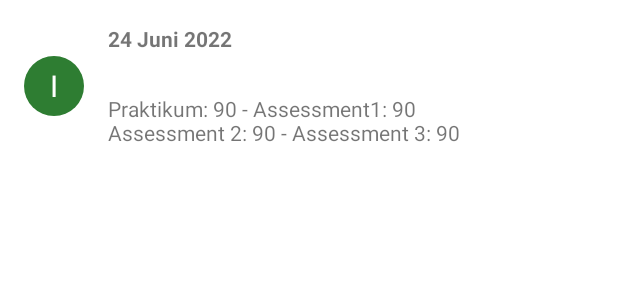
After one commit to Akmalnataku/Assessment-2-Mobpro, an Android app: the layout item_histori.xml on its own in the app's theme, with its tools: preview values and no code run, on a phone screen of 412 x 824 dp. The commit adds this screen. Shown: the top 300 px of the screen. Run offline under Robolectric (Android 15) with nearby library versions, the phone set to English and light mode, and no system bars; Roboto replaces fonts that are not available here.

Commit message:
Menampilkan data dalam bentuk list

```diff
--- /dev/null
+++ b/app/src/main/res/drawable/circle_background.xml
@@ -0,0 +1,10 @@
+<?xml version="1.0" encoding="utf-8"?>
+<shape xmlns:android="http://schemas.android.com/apk/res/android"
+    android:shape="oval">
+    <solid android:color="@color/aa" />
+    <size
+        android:width="36dp"
+        android:height="36dp" />
+    <corners android:radius="18dp" />
+
+</shape>
--- /dev/null
+++ b/app/src/main/res/layout/item_histori.xml
@@ -0,0 +1,55 @@
+<?xml version="1.0" encoding="utf-8"?>
+<androidx.constraintlayout.widget.ConstraintLayout xmlns:android="http://schemas.android.com/apk/res/android"
+    xmlns:app="http://schemas.android.com/apk/res-auto"
+    xmlns:tools="http://schemas.android.com/tools"
+    android:layout_width="match_parent"
+    android:layout_height="wrap_content">
+
+    <TextView
+        android:id="@+id/tanggalTextView"
+        android:layout_width="wrap_content"
+        android:layout_height="wrap_content"
+        android:layout_marginStart="16dp"
+        android:layout_marginTop="16dp"
+        android:textStyle="bold"
+        app:layout_constraintStart_toEndOf="@+id/kategoriTextView"
+        app:layout_constraintTop_toTopOf="parent"
+        tools:text="24 Juni 2022" />
+
+    <TextView
+        android:id="@+id/kategoriTextView"
+        android:layout_width="40dp"
+        android:layout_height="40dp"
+        android:layout_marginStart="16dp"
+        android:layout_marginTop="8dp"
+        android:layout_marginBottom="8dp"
+        android:background="@drawable/circle_background"
+        android:gravity="center"
+        android:textColor="@color/white"
+        android:textSize="20sp"
+        app:layout_constraintBottom_toBottomOf="parent"
+        app:layout_constraintStart_toStartOf="parent"
+        app:layout_constraintTop_toTopOf="parent"
+        tools:text="I" />
+
+    <TextView
+        android:id="@+id/nilaiTextView"
+        android:layout_width="wrap_content"
+        android:layout_height="wrap_content"
+        android:layout_marginTop="4dp"
+        app:layout_constraintStart_toStartOf="@+id/tanggalTextView"
+        app:layout_constraintTop_toBottomOf="@+id/tanggalTextView"
+        tools:text="NILAI: 90 -> A" />
+
+    <TextView
+        android:id="@+id/dataTextView"
+        android:layout_width="0dp"
+        android:layout_height="wrap_content"
+        android:layout_marginTop="4dp"
+        android:layout_marginBottom="16dp"
+        app:layout_constraintBottom_toBottomOf="parent"
+        app:layout_constraintHorizontal_chainStyle="spread"
+        app:layout_constraintStart_toStartOf="@+id/tanggalTextView"
+        app:layout_constraintTop_toBottomOf="@+id/nilaiTextView"
+        tools:text="Praktikum: 90 - Assessment1: 90\nAssessment 2: 90 - Assessment 3: 90" />
+</androidx.constraintlayout.widget.ConstraintLayout>
--- a/app/src/main/res/values/colors.xml
+++ b/app/src/main/res/values/colors.xml
@@ -12,4 +12,7 @@
     <color name="green_300">#14C38E</color>
     <color name="yellow_600">#B8F1B0</color>
     <color name="yellow_200">#E3FCBF</color>
+    <color name="be">#F57F17</color>
+    <color name="aa">#2E7D32</color>
+    <color name="ce">#D32F2F</color>
 </resources>
--- a/app/src/main/res/values/strings.xml
+++ b/app/src/main/res/values/strings.xml
@@ -32,4 +32,7 @@
     <string name="bagikan_template">Nilai praktikum: %1$s \nAssessment 1: %2$s\nAssessment 2: %3$s\nAssessment 3: %4$s\nNilai akhir: %5$s\nINDEX: %6$s</string>
     <string name="belum_ada_histori">Belum ada histori</string>
     <string name="histori">Histori</string>
+
+    <string name="hasil_x">NILAI: %1$.2f - %2$s</string>
+    <string name="data_x">Praktikum: %1$s - Assessment 1: %2$s \nAssessment 2: %3$s - Assessment 3: %4$s</string>
 </resources>
```
Also changed, not shown: app/src/main/java/org/d3if2090/hitungnilai/model/HitungNilai.kt (added, +16 -0 lines), app/src/main/java/org/d3if2090/hitungnilai/ui/histori/HistoriAdapter.kt (added, +85 -0 lines), app/src/main/java/org/d3if2090/hitungnilai/ui/histori/HistoriFragment.kt (+12 -1 lines), app/src/main/java/org/d3if2090/hitungnilai/ui/hitung/HitungViewModel.kt (+8 -20 lines), app/src/main/res/layout/fragment_histori.xml (+10 -2 lines).
